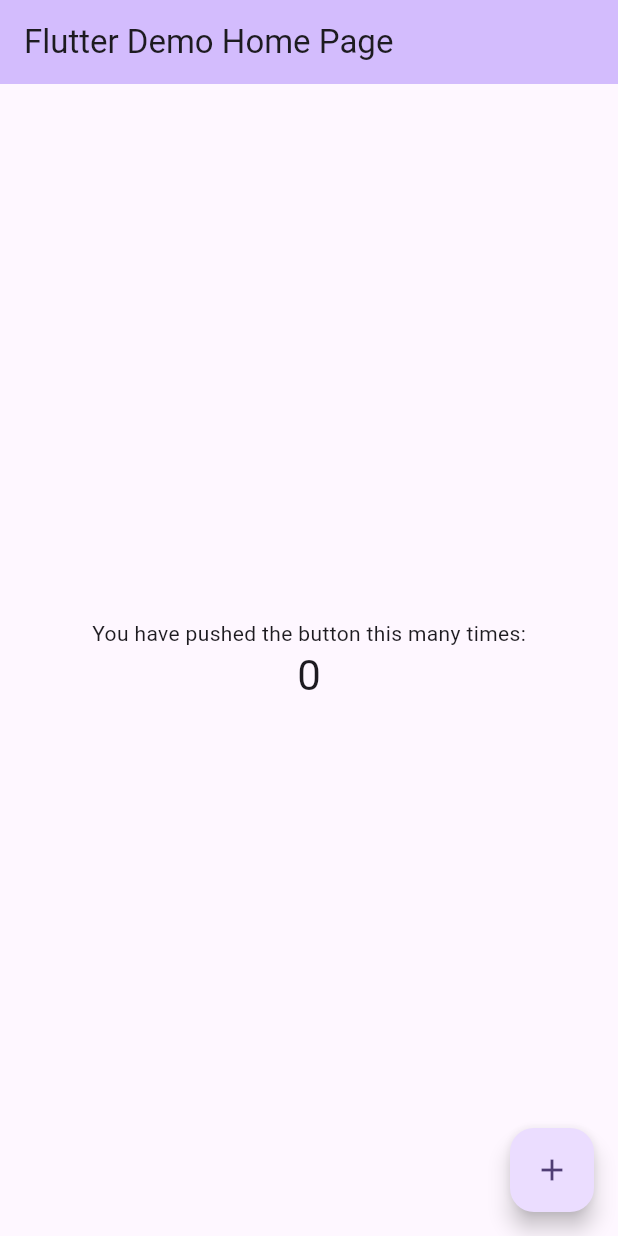
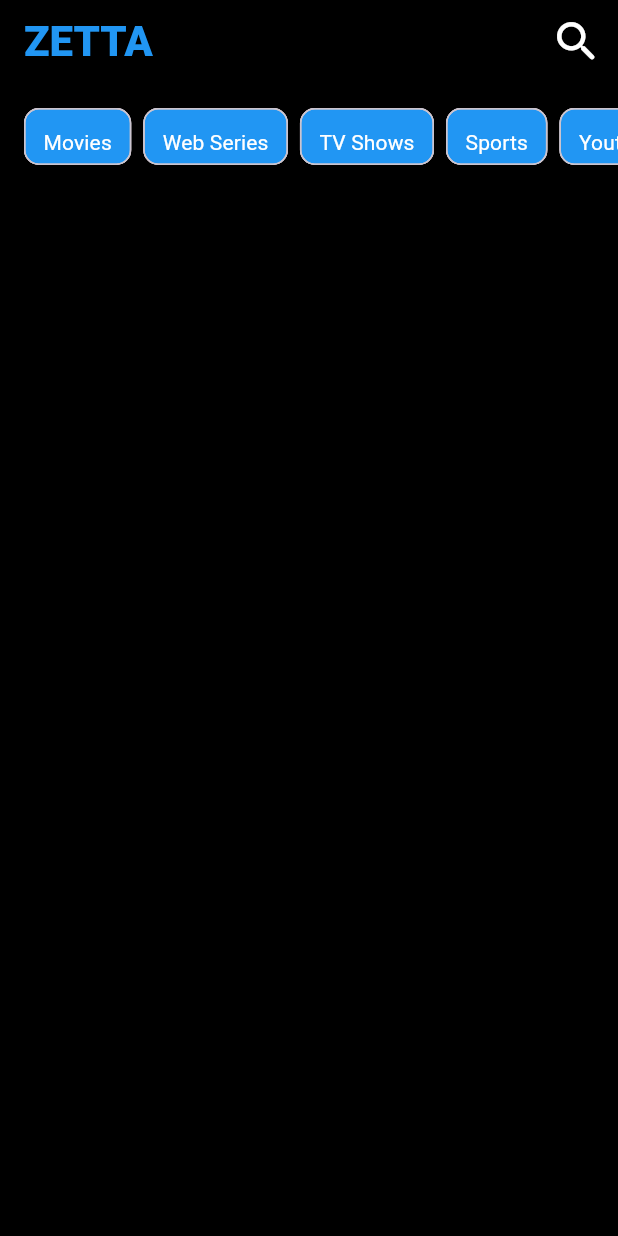
Before and after one commit to arafathossainmahe/ottapp, a Flutter app: the screen it shows after launch, on a phone screen of 412 x 824 dp. Run offline on Flutter 3.47's test engine with Material 2 defaults, Android fonts, the light colour scheme and no system bars.

Commit message:
initial commit

```diff
--- a/lib/main.dart
+++ b/lib/main.dart
@@ -1,4 +1,5 @@
 import 'package:flutter/material.dart';
+import 'package:ottapp/views/screens/home_page.dart';
 
 void main() {
   runApp(const MyApp());
@@ -11,115 +12,12 @@ class MyApp extends StatelessWidget {
   @override
   Widget build(BuildContext context) {
     return MaterialApp(
-      title: 'Flutter Demo',
+      debugShowCheckedModeBanner: false,
       theme: ThemeData(
-        // This is the theme of your application.
-        //
-        // TRY THIS: Try running your application with "flutter run". You'll see
-        // the application has a blue toolbar. Then, without quitting the app,
-        // try changing the seedColor in the colorScheme below to Colors.green
-        // and then invoke "hot reload" (save your changes or press the "hot
-        // reload" button in a Flutter-supported IDE, or press "r" if you used
-        // the command line to start the app).
-        //
-        // Notice that the counter didn't reset back to zero; the application
-        // state is not lost during the reload. To reset the state, use hot
-        // restart instead.
-        //
-        // This works for code too, not just values: Most code changes can be
-        // tested with just a hot reload.
         colorScheme: ColorScheme.fromSeed(seedColor: Colors.deepPurple),
         useMaterial3: true,
       ),
-      home: const MyHomePage(title: 'Flutter Demo Home Page'),
+      home: HomePage(),
     );
   }
 }
-
-class MyHomePage extends StatefulWidget {
-  const MyHomePage({super.key, required this.title});
-
-  // This widget is the home page of your application. It is stateful, meaning
-  // that it has a State object (defined below) that contains fields that affect
-  // how it looks.
-
-  // This class is the configuration for the state. It holds the values (in this
-  // case the title) provided by the parent (in this case the App widget) and
-  // used by the build method of the State. Fields in a Widget subclass are
-  // always marked "final".
-
-  final String title;
-
-  @override
-  State<MyHomePage> createState() => _MyHomePageState();
-}
-
-class _MyHomePageState extends State<MyHomePage> {
-  int _counter = 0;
-
-  void _incrementCounter() {
-    setState(() {
-      // This call to setState tells the Flutter framework that something has
-      // changed in this State, which causes it to rerun the build method below
-      // so that the display can reflect the updated values. If we changed
-      // _counter without calling setState(), then the build method would not be
-      // called again, and so nothing would appear to happen.
-      _counter++;
-    });
-  }
-
-  @override
-  Widget build(BuildContext context) {
-    // This method is rerun every time setState is called, for instance as done
-    // by the _incrementCounter method above.
-    //
-    // The Flutter framework has been optimized to make rerunning build methods
-    // fast, so that you can just rebuild anything that needs updating rather
-    // than having to individually change instances of widgets.
-    return Scaffold(
-      appBar: AppBar(
-        // TRY THIS: Try changing the color here to a specific color (to
-        // Colors.amber, perhaps?) and trigger a hot reload to see the AppBar
-        // change color while the other colors stay the same.
-        backgroundColor: Theme.of(context).colorScheme.inversePrimary,
-        // Here we take the value from the MyHomePage object that was created by
-        // the App.build method, and use it to set our appbar title.
-        title: Text(widget.title),
-      ),
-      body: Center(
-        // Center is a layout widget. It takes a single child and positions it
-        // in the middle of the parent.
-        child: Column(
-          // Column is also a layout widget. It takes a list of children and
-          // arranges them vertically. By default, it sizes itself to fit its
-          // children horizontally, and tries to be as tall as its parent.
-          //
-          // Column has various properties to control how it sizes itself and
-          // how it positions its children. Here we use mainAxisAlignment to
-          // center the children vertically; the main axis here is the vertical
-          // axis because Columns are vertical (the cross axis would be
-          // horizontal).
-          //
-          // TRY THIS: Invoke "debug painting" (choose the "Toggle Debug Paint"
-          // action in the IDE, or press "p" in the console), to see the
-          // wireframe for each widget.
-          mainAxisAlignment: MainAxisAlignment.center,
-          children: <Widget>[
-            const Text(
-              'You have pushed the button this many times:',
-            ),
-            Text(
-              '$_counter',
-              style: Theme.of(context).textTheme.headlineMedium,
-            ),
-          ],
-        ),
-      ),
-      floatingActionButton: FloatingActionButton(
-        onPressed: _incrementCounter,
-        tooltip: 'Increment',
-        child: const Icon(Icons.add),
-      ), // This trailing comma makes auto-formatting nicer for build methods.
-    );
-  }
-}
--- /dev/null
+++ b/lib/views/screens/home_page.dart
@@ -0,0 +1,59 @@
+import 'package:flutter/material.dart';
+
+class HomePage extends StatefulWidget {
+  const HomePage({super.key});
+
+  @override
+  State<HomePage> createState() => _HomePageState();
+}
+
+class _HomePageState extends State<HomePage> {
+
+  List<String> category = ["Movies", "Web Series", "TV Shows", "Sports", "Youtube", "Trailers"];
+
+
+  @override
+  Widget build(BuildContext context) {
+    return Scaffold(
+      backgroundColor: Colors.black,
+      appBar: AppBar(
+        backgroundColor: Colors.transparent,
+        title: Text("ZETTA",
+            style: TextStyle(
+                fontSize: 28, color: Colors.blue, fontWeight: FontWeight.w900)),
+        actions: [
+          Icon(Icons.search_rounded, size: 35, color: Colors.white),
+          SizedBox(width: 10)
+        ],
+      ),
+      body: Column(
+        children: [
+          Container(
+            height: 70,
+            child: ListView.builder(
+                shrinkWrap: true,
+                scrollDirection: Axis.horizontal,
+                physics: BouncingScrollPhysics(),
+                padding: EdgeInsets.all(12),
+                itemCount: category.length,
+                itemBuilder: (context, index) {
+                  return Padding(
+                    padding: const EdgeInsets.all(4.0),
+                    child: Chip(
+                      labelPadding: EdgeInsets.all(4),
+                        shape: RoundedRectangleBorder(
+                            borderRadius: BorderRadius.circular(10)),
+                        backgroundColor: Colors.blue,
+                        label: Text(category[index],
+                            style: TextStyle(
+                                fontSize: 14,
+                                color: Colors.white,
+                                fontWeight: FontWeight.w400))),
+                  );
+                }),
+          )
+        ],
+      ),
+    );
+  }
+}
```
Also changed, not shown: pubspec.lock.
